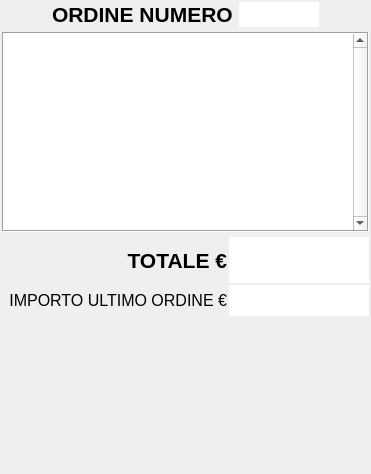
Above: src/ordine.ui from mtonin/gestcassa before the change. Below: the same form after it.
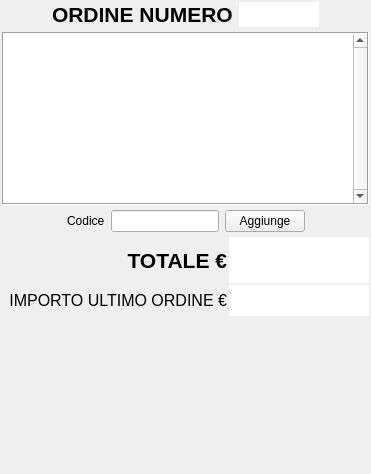
That is the form after the change. Custom widgets are drawn as their Qt base class.

Commit message: - gestione codice a barre

The edit to the form file:
```diff
--- a/src/ordine.ui
+++ b/src/ordine.ui
@@ -232,6 +232,60 @@
      </attribute>
     </widget>
    </item>
+   <item>
+    <layout class="QHBoxLayout" name="horizontalLayout_4">
+     <property name="spacing">
+      <number>6</number>
+     </property>
+     <item>
+      <spacer name="horizontalSpacer_5">
+       <property name="orientation">
+        <enum>Qt::Horizontal</enum>
+       </property>
+       <property name="sizeHint" stdset="0">
+        <size>
+         <width>40</width>
+         <height>20</height>
+        </size>
+       </property>
+      </spacer>
+     </item>
+     <item>
+      <widget class="QLabel" name="label_2">
+       <property name="text">
+        <string>Codice</string>
+       </property>
+      </widget>
+     </item>
+     <item>
+      <widget class="QLineEdit" name="codiceTxt">
+       <property name="maxLength">
+        <number>50</number>
+       </property>
+      </widget>
+     </item>
+     <item>
+      <widget class="QPushButton" name="addCodiceBtn">
+       <property name="text">
+        <string>Aggiunge</string>
+       </property>
+      </widget>
+     </item>
+     <item>
+      <spacer name="horizontalSpacer_6">
+       <property name="orientation">
+        <enum>Qt::Horizontal</enum>
+       </property>
+       <property name="sizeHint" stdset="0">
+        <size>
+         <width>40</width>
+         <height>20</height>
+        </size>
+       </property>
+      </spacer>
+     </item>
+    </layout>
+   </item>
    <item>
     <layout class="QGridLayout" name="gridLayout_2">
      <property name="spacing">
```
Left out of the diff: 19 changed lines with no effect on the pictures. The commit also changes 12 other files.
